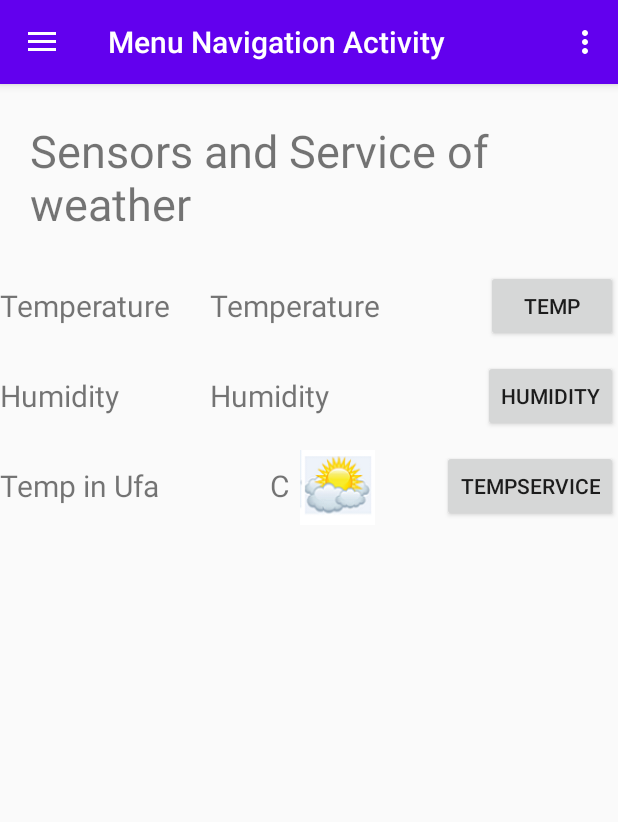
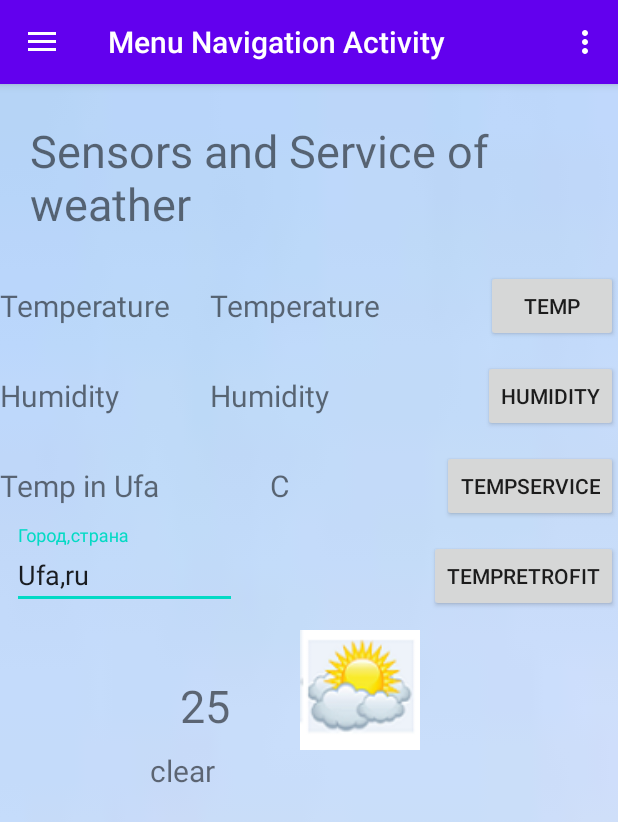
Before and after one commit to IldusHisamutdinov/Android_Adv, an Android app: the screen it shows after launch (MainActivity), on a phone screen of 412 x 824 dp. Shown: the top 822 px of the screen. Run offline under Robolectric (Android 15) with nearby library versions, the phone set to English and light mode, and no system bars; our stand-ins replace Picasso; pictures from the network do not load.

Commit message:
lesson4 retrofit, picasso (weather icon)

```diff
--- a/app/src/main/java/com/example/menu/MainActivity.java
+++ b/app/src/main/java/com/example/menu/MainActivity.java
@@ -14,6 +14,7 @@ import android.os.Bundle;
 import android.view.Menu;
 import android.view.MenuItem;
 import android.view.View;
+import android.widget.Button;
 import android.widget.ImageView;
 import android.widget.TextView;
 import android.widget.Toast;
@@ -26,7 +27,14 @@ import androidx.core.view.GravityCompat;
 import androidx.drawerlayout.widget.DrawerLayout;
 
 import com.google.android.material.navigation.NavigationView;
+import com.google.android.material.textfield.TextInputEditText;
 import com.squareup.picasso.Picasso;
+
+import retrofit2.Call;
+import retrofit2.Callback;
+import retrofit2.Response;
+import retrofit2.Retrofit;
+import retrofit2.converter.gson.GsonConverterFactory;
 
 
 public class MainActivity extends AppCompatActivity
@@ -39,7 +47,12 @@ public class MainActivity extends AppCompatActivity
     private TextView temp;
     private TextView hum;
     private TextView tempservice;
-
+    private OpenWeather openWeather;
+    private TextView textTemp; // Температура (в градусах)
+    private TextView description;
+    private TextInputEditText editCity;
+    private String png;
+    private String url;
 
     @RequiresApi(api = Build.VERSION_CODES.N)
     @Override
@@ -56,14 +69,70 @@ public class MainActivity extends AppCompatActivity
         temp = findViewById(R.id.temp);
         hum = findViewById(R.id.h);
 
+        initRetorfit();
+        initGui();
+        initEvents();
+        picasso(png);
+    }
+
+    private void initGui() {
+        textTemp = findViewById(R.id.tempretrofit);
+        editCity = findViewById(R.id.editCity);
+        description = findViewById(R.id.description);
+    }
+
+    private void picasso(String p) {
+        p = png;
+        url = "https://openweathermap.org/img/wn/";
         ImageView imageView = findViewById(R.id.coord);
         Picasso.get()
-                .load("http://openweathermap.org/img/wn/01d.png")
-    //            .transform(new CircleTransformation())
-                .rotate(1)
+                .load(url + png + ".png")
+                .transform(new IconTransformation())
                 .placeholder(R.mipmap.ic_1_6)
                 .into(imageView);
+    }
 
+    private void initRetorfit() {
+        Retrofit retrofit;
+        retrofit = new Retrofit.Builder()
+                .baseUrl("https://api.openweathermap.org/")
+                .addConverterFactory(GsonConverterFactory.create())
+                .build();
+        openWeather = retrofit.create(OpenWeather.class);
+    }
+
+    private void requestRetrofit(String city, String metric, String keyApi) {
+        openWeather.loadWeather(city, metric, keyApi)
+                .enqueue(new Callback<ResponseWeather>() {
+
+                    public void onResponse(Call<ResponseWeather> call, Response<ResponseWeather> response) {
+                        if (response.body() != null) {
+                            float result = response.body().getMain().getTemp();
+                            textTemp.setText(Float.toString(result));
+                            String dis = response.body().getWeather().get(0).getDescription();
+                            description.setText(dis);
+                            png = response.body().getWeather().get(0).getIcon();
+                            picasso(png); // передаем "weather: icon"
+                        }
+                    }
+
+                    @Override
+                    public void onFailure(Call<ResponseWeather> call, Throwable t) {
+                        textTemp.setText("Error");
+                    }
+                });
+    }
+
+    private void initEvents() {
+        final String editApiKey = "0ecf8658c4caf135dd4f087798c91ffb";
+        final String metric = "metric";
+        Button button = findViewById(R.id.buttonretrofit);
+        button.setOnClickListener(new View.OnClickListener() {
+            @Override
+            public void onClick(View v) {
+                requestRetrofit(editCity.getText().toString(), metric, editApiKey);
+            }
+        });
     }
 
     // Для регистрации Broadcast Receiver
--- /dev/null
+++ b/app/src/main/java/com/example/menu/OpenWeather.java
@@ -0,0 +1,10 @@
+package com.example.menu;
+
+import retrofit2.Call;
+import retrofit2.http.GET;
+import retrofit2.http.Query;
+
+public interface OpenWeather {
+    @GET("data/2.5/weather")
+    Call<ResponseWeather> loadWeather(@Query("q") String cityCountry, @Query("units") String metric, @Query("appid") String keyApi);
+}
--- a/app/src/main/java/com/example/menu/WeatherService.java
+++ b/app/src/main/java/com/example/menu/WeatherService.java
@@ -6,7 +6,6 @@ import android.content.Context;
 import android.content.Intent;
 import android.os.Build;
 import android.os.Handler;
-import android.widget.TextView;
 
 import androidx.annotation.RequiresApi;
 
@@ -22,8 +21,6 @@ import javax.net.ssl.HttpsURLConnection;
 
 public class WeatherService extends IntentService {
     static final String EXTRA_RESULT = "com.example.menu.temp.RESULT";
-//    private TextView tempservice;
-    private TextView tempservice2;
     private Handler handler = new Handler();
     Long temp; // температура
 
@@ -67,8 +64,8 @@ public class WeatherService extends IntentService {
             Gson gson = new Gson();
             ResponseWeather resultWeather = gson.fromJson(result, ResponseWeather.class);
             temp = resultWeather.getMain().getTemp();
+            return temp;
 
-            return temp;
         } catch (IOException e) {
             e.printStackTrace();
         } finally {
--- a/app/src/main/res/layout/app_bar_main.xml
+++ b/app/src/main/res/layout/app_bar_main.xml
@@ -4,6 +4,7 @@
     xmlns:tools="http://schemas.android.com/tools"
     android:layout_width="match_parent"
     android:layout_height="match_parent"
+    android:background="@mipmap/w_05"
     tools:context=".MainActivity">
 
     <com.google.android.material.appbar.AppBarLayout
@@ -112,11 +113,56 @@
 
     <ImageView
         android:id="@+id/coord"
-        android:layout_width="50dp"
-        android:layout_height="50dp"
+        android:layout_width="80dp"
+        android:layout_height="80dp"
         android:layout_marginLeft="200dp"
-        android:layout_marginTop="300dp"
+        android:layout_marginTop="420dp"
         app:srcCompat="@mipmap/ic_1_6" />
+
+    <com.google.android.material.textfield.TextInputLayout
+        android:id="@+id/textInputCity"
+        android:layout_width="150dp"
+        android:layout_height="wrap_content"
+        android:layout_marginStart="8dp"
+        android:layout_marginTop="350dp"
+        android:layout_marginEnd="8dp"
+        app:layout_constraintEnd_toEndOf="parent"
+        app:layout_constraintStart_toStartOf="parent"
+        app:layout_constraintTop_toBottomOf="@+id/textInputApi">
+
+        <com.google.android.material.textfield.TextInputEditText
+            android:id="@+id/editCity"
+            android:layout_width="150dp"
+            android:layout_height="wrap_content"
+            android:hint="Город,страна"
+            android:text="Ufa,ru" />
+    </com.google.android.material.textfield.TextInputLayout>
+
+    <Button
+        android:id="@+id/buttonretrofit"
+        android:layout_width="wrap_content"
+        android:layout_height="wrap_content"
+        android:layout_marginTop="360dp"
+        android:layout_gravity="end"
+        android:text="TempRetrofit" />
+
+    <TextView
+        android:id="@+id/tempretrofit"
+        android:layout_width="wrap_content"
+        android:layout_height="wrap_content"
+        android:layout_marginLeft="120dp"
+        android:layout_marginTop="450dp"
+        android:text="25"
+        android:textSize="30sp" />
+
+    <TextView
+        android:id="@+id/description"
+        android:layout_width="wrap_content"
+        android:layout_height="wrap_content"
+        android:layout_marginTop="500dp"
+        android:layout_marginLeft="100dp"
+        android:text="clear"
+        android:textSize="20sp"/>
 
 
 </androidx.coordinatorlayout.widget.CoordinatorLayout>
```
Also changed, not shown: app/src/main/java/com/example/menu/IconTransformation.java (added, +29 -0 lines), app/src/main/java/com/example/menu/ResponseWeather.java (+13 -0 lines), app/src/main/java/com/example/menu/Weather.java (added, +40 -0 lines), app/src/main/res/mipmap-hdpi/w_05.jpg (added).
